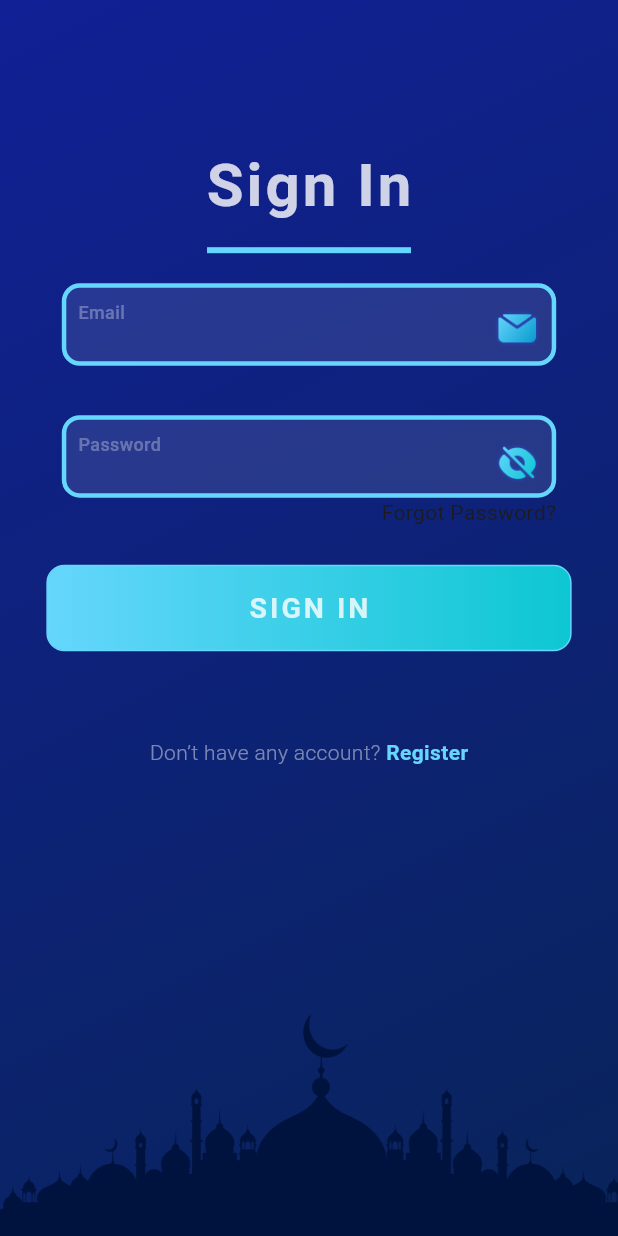
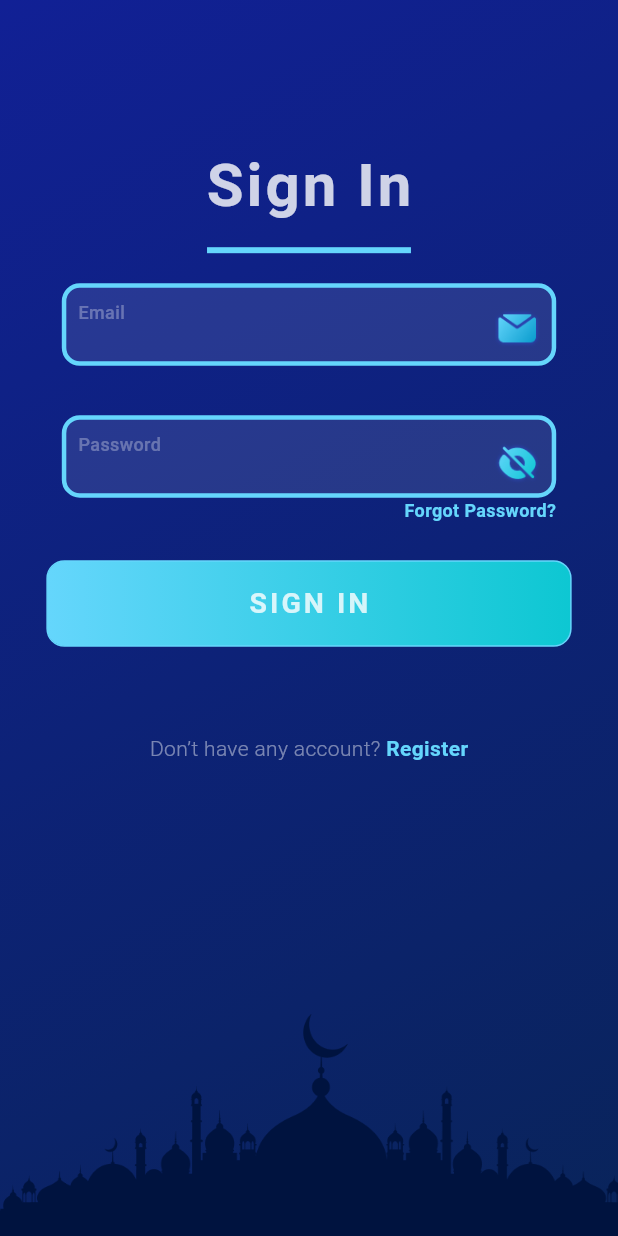
Before and after one commit to Muneeb-Masood/newQuran, a Flutter app: the screen it shows after launch, after a tap on "Sign in", on a phone screen of 412 x 824 dp. Run offline on Flutter 3.47's test engine with Material 3 defaults, Android fonts, the phone set to English and light mode, and no system bars; our stand-ins replace firebase_auth, firebase_core, share_plus, shared_preferences, toastification; missing offline and left inert: social_share, translator; accounts and stored records are empty; network calls fail; Roboto replaces fonts that are missing (Poppins).

Commit message:
Your commit message here

```diff
--- a/lib/screens/drawer.dart
+++ b/lib/screens/drawer.dart
@@ -35,7 +35,7 @@ class _MeraDrawerState extends State<MeraDrawer> {
                 InkWell(onTap: () => Navigator.pop(context), child: Container(
                   // color: Colors.green,
                   width: 30,
-                  child: Image.asset("assets/images/img_13.png"),
+                  child: Image.asset("assets/images/cross.png"),
                   margin: EdgeInsets.only(left: 18, top: 20),
                 ),),
                 Container(
--- a/lib/screens/sign_in.dart
+++ b/lib/screens/sign_in.dart
@@ -20,7 +20,8 @@ class _SignInState extends State<SignIn> {
     return SafeArea(
       child: Scaffold(
         body:
-        Utilties.signInVar?Container(
+        Utilties.signInVar?
+        Container(
             decoration: BoxDecoration(
               gradient: LinearGradient(
                 begin: Alignment.topLeft,
@@ -86,7 +87,8 @@ class _SignInState extends State<SignIn> {
                         width: Utilties.width(context) * .8,
                         height: Utilties.height(context) * .1,
                         child: SingleChildScrollView(
-                          child: Text(
+                          child:
+                          Text(
                             "Sign In",
 
                             style: TextStyle(
@@ -153,15 +155,29 @@ class _SignInState extends State<SignIn> {
                       constraints: BoxConstraints(
                           maxWidth:500
                       ),
-                      child: Text("Forgot Password?")),
+                      child: Text("Forgot Password?",
+                          style: TextStyle(
+                            color: Color(0xff65D6FC),
+                            fontSize: 12,
+                            fontFamily: "Poppins",
+                            fontWeight: FontWeight.bold,
+                          ))),
                   InkWell(
-                    onTap: () {
+                    onTap:()async{
                       Utilties.signInVar = true;
-                      Utilties.SignIn(
-                          emailController.text, passwordController.text, context);
                       setState(() {
 
                       });
+                      await Future.delayed(Duration(seconds: 1));
+                      await Utilties.SignIn(
+
+                          emailController.text, passwordController.text, context);
+                      Utilties.signInVar = false;
+
+                      setState(() {
+
+                      });
+
                     },
 
                     child: Container(
--- a/lib/screens/sign_up.dart
+++ b/lib/screens/sign_up.dart
@@ -34,7 +34,8 @@ class _SignUpState extends State<SignUp> {
           child: Center(
             child: CircularProgressIndicator(),
           ),
-        ):Stack(
+        )
+            :Stack(
           children: [
             Positioned(
               child: Image.asset("assets/images/img_14.png"),
@@ -89,8 +90,10 @@ class _SignUpState extends State<SignUp> {
                       // alignment: Alignment.topCenter,
                       width: Utilties.width(context) * .8,
                       height: Utilties.height(context) * .1,
-                      child: FittedBox(
-                        child: Text(
+
+                        child:
+                        Text(
+                          textAlign: TextAlign.center,
                           "Sign Up",
                           style: TextStyle(
                               fontWeight: FontWeight.bold,
@@ -98,9 +101,19 @@ class _SignUpState extends State<SignUp> {
                               fontSize: 40,
                               letterSpacing: 2),
                         ),
-                      ),
+
+                    ),
+
+                  ),
+                  Container(
+                    width: Utilties.width(context) * .33,
+                    child: Divider(
+                      color: Color(0xff65D6FC),
+                      thickness: 4,
+                      height: 4,
                     ),
                   ),
+                  SizedBox(height: 6,),
                   CutomInput(context, "Email", "muneebned844@gmail.com", "img_5.png",
                       emailController),
                   Container(
```
Also changed, not shown: lib/Utilities.dart (+5 -2 lines), assets/images/cross.png (added), 10 other files.
